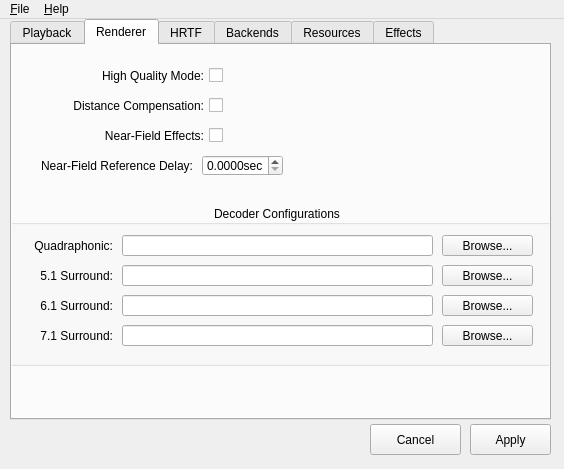
Above: libs/openal-soft/utils/alsoft-config/mainwindow.ui from love2d/megasource before the change. Below: the same form after it.
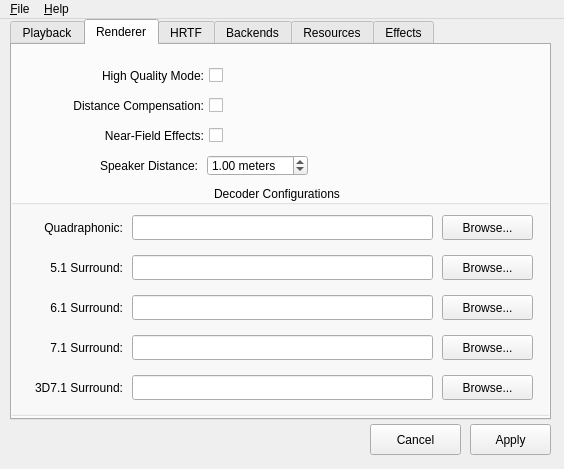
That is the form after the change. The open tabs and pages were chosen to show the change. Icons and pictures are not drawn.

What changed in the file:
```diff
--- a/libs/openal-soft/utils/alsoft-config/mainwindow.ui
+++ b/libs/openal-soft/utils/alsoft-config/mainwindow.ui
@@ -670,9 +670,9 @@
       <property name="geometry">
        <rect>
         <x>-10</x>
-        <y>160</y>
+        <y>140</y>
         <width>551</width>
-        <height>161</height>
+        <height>231</height>
        </rect>
       </property>
       <property name="title">
@@ -684,10 +684,10 @@
       <widget class="QLineEdit" name="decoderQuadLineEdit">
        <property name="geometry">
         <rect>
-         <x>120</x>
+         <x>130</x>
          <y>30</y>
-         <width>311</width>
-         <height>21</height>
+         <width>301</width>
+         <height>25</height>
         </rect>
        </property>
       </widget>
@@ -696,8 +696,8 @@
         <rect>
          <x>20</x>
          <y>30</y>
-         <width>91</width>
-         <height>21</height>
+         <width>101</width>
+         <height>25</height>
         </rect>
        </property>
        <property name="text">
@@ -713,7 +713,7 @@
          <x>440</x>
          <y>30</y>
          <width>91</width>
-         <height>21</height>
+         <height>25</height>
         </rect>
        </property>
        <property name="text">
@@ -723,10 +723,10 @@
       <widget class="QLineEdit" name="decoder51LineEdit">
        <property name="geometry">
         <rect>
-         <x>120</x>
-         <y>60</y>
-         <width>311</width>
-         <height>21</height>
+         <x>130</x>
+         <y>70</y>
+         <width>301</width>
+         <height>25</height>
         </rect>
        </property>
       </widget>
@@ -734,9 +734,9 @@
        <property name="geometry">
         <rect>
          <x>440</x>
-         <y>60</y>
+         <y>70</y>
          <width>91</width>
-         <height>21</height>
+         <height>25</height>
         </rect>
        </property>
        <property name="text">
@@ -747,9 +747,9 @@
        <property name="geometry">
         <rect>
          <x>20</x>
-         <y>60</y>
-         <width>91</width>
-         <height>21</height>
+         <y>70</y>
+         <width>101</width>
+         <height>25</height>
         </rect>
        </property>
        <property name="text">
@@ -763,9 +763,9 @@
        <property name="geometry">
         <rect>
          <x>20</x>
-         <y>90</y>
-         <width>91</width>
-         <height>21</height>
+         <y>110</y>
+         <width>101</width>
+         <height>25</height>
         </rect>
        </property>
        <property name="text">
@@ -778,10 +778,10 @@
       <widget class="QLineEdit" name="decoder61LineEdit">
        <property name="geometry">
         <rect>
-         <x>120</x>
-         <y>90</y>
-         <width>311</width>
-         <height>21</height>
+         <x>130</x>
+         <y>110</y>
+         <width>301</width>
+         <height>25</height>
         </rect>
        </property>
       </widget>
@@ -789,9 +789,9 @@
        <property name="geometry">
         <rect>
          <x>440</x>
-         <y>90</y>
+         <y>110</y>
          <width>91</width>
-         <height>21</height>
+         <height>25</height>
         </rect>
        </property>
        <property name="text">
@@ -802,9 +802,9 @@
        <property name="geometry">
         <rect>
          <x>440</x>
-         <y>120</y>
+         <y>150</y>
          <width>91</width>
-         <height>21</height>
+         <height>25</height>
         </rect>
        </property>
        <property name="text">
@@ -814,10 +814,10 @@
       <widget class="QLineEdit" name="decoder71LineEdit">
        <property name="geometry">
         <rect>
-         <x>120</x>
-         <y>120</y>
-         <width>311</width>
-         <height>21</height>
+         <x>130</x>
+         <y>150</y>
+         <width>301</width>
+         <height>25</height>
         </rect>
        </property>
       </widget>
@@ -825,9 +825,9 @@
        <property name="geometry">
         <rect>
          <x>20</x>
-         <y>120</y>
-         <width>91</width>
-         <height>21</height>
+         <y>150</y>
+         <width>101</width>
+         <height>25</height>
         </rect>
        </property>
        <property name="text">
@@ -837,6 +837,45 @@
         <set>Qt::AlignRight|Qt::AlignTrailing|Qt::AlignVCenter</set>
        </property>
       </widget>
+      <widget class="QLabel" name="label_33">
+       <property name="geometry">
+        <rect>
+         <x>20</x>
+         <y>190</y>
+         <width>101</width>
+         <height>25</height>
+        </rect>
+       </property>
+       <property name="text">
+        <string>3D7.1 Surround:</string>
+       </property>
+       <property name="alignment">
+        <set>Qt::AlignRight|Qt::AlignTrailing|Qt::AlignVCenter</set>
+       </property>
+      </widget>
+      <widget class="QLineEdit" name="decoder3D71LineEdit">
+       <property name="geometry">
+        <rect>
+         <x>130</x>
+         <y>190</y>
+         <width>301</width>
+         <height>25</height>
+        </rect>
+       </property>
+      </widget>
+      <widget class="QPushButton" name="decoder3D71Button">
+       <property name="geometry">
+        <rect>
+         <x>440</x>
+         <y>190</y>
+         <width>91</width>
+         <height>25</height>
+        </rect>
+       </property>
+       <property name="text">
+        <string>Browse...</string>
+       </property>
+      </widget>
      </widget>
      <widget class="QCheckBox" name="decoderNFEffectsCheckBox">
       <property name="geometry">
@@ -869,9 +908,9 @@
      <widget class="QWidget" name="widget_3" native="true">
       <property name="geometry">
        <rect>
-        <x>-10</x>
+        <x>30</x>
         <y>110</y>
-        <width>281</width>
+        <width>471</width>
         <height>21</height>
        </rect>
       </property>
@@ -889,14 +928,14 @@
       <widget class="QLabel" name="label_27">
        <property name="geometry">
         <rect>
-         <x>20</x>
+         <x>45</x>
          <y>0</y>
-         <width>171</width>
+         <width>111</width>
          <height>21</height>
         </rect>
        </property>
        <property name="text">
-        <string>Near-Field Reference Delay:</string>
+        <string>Speaker Distance:</string>
        </property>
        <property name="alignment">
         <set>Qt::AlignRight|Qt::AlignTrailing|Qt::AlignVCenter</set>
@@ -905,24 +944,30 @@
       <widget class="QDoubleSpinBox" name="decoderNFRefDelaySpinBox">
        <property name="geometry">
         <rect>
-         <x>200</x>
+         <x>165</x>
          <y>0</y>
-         <width>81</width>
+         <width>101</width>
          <height>21</height>
         </rect>
        </property>
        <property name="suffix">
-        <string>sec</string>
+        <string> meters</string>
        </property>
        <property name="decimals">
-        <number>4</number>
+        <number>2</number>
+       </property>
+       <property name="minimum">
+        <double>0.100000000000000</double>
        </property>
        <property name="maximum">
-        <double>1000.000000000000000</double>
+        <double>10.000000000000000</double>
        </property>
        <property name="singleStep">
         <double>0.010000000000000</double>
        </property>
+       <property name="value">
+        <double>1.000000000000000</double>
+       </property>
       </widget>
      </widget>
     </widget>
```
Left out of the diff: 206 changed lines with no effect on the pictures.
